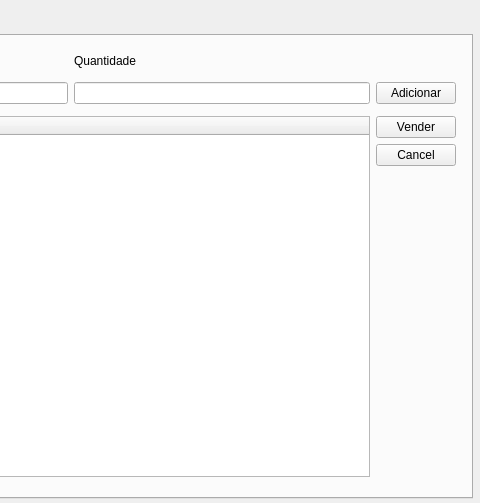
Old version of the form entradaeSaidasProduto/ES.ui in the repository bryanmanoel23/SoftwareGerenciamento; both pictures show x 337 to 817 and y 0 to 503 of the 817 by 503 pixel window.
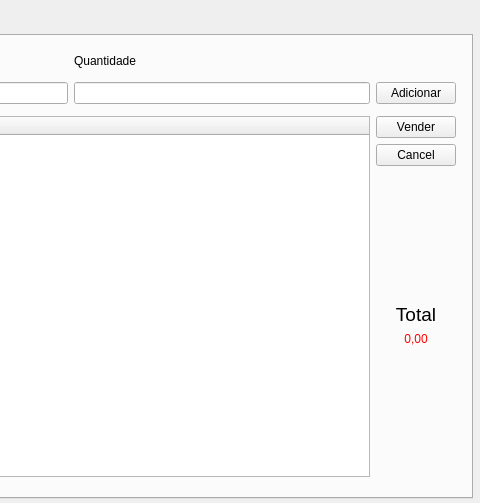
New version of the form.

```diff
--- a/entradaeSaidasProduto/ES.ui
+++ b/entradaeSaidasProduto/ES.ui
@@ -249,6 +249,33 @@
           </property>
          </spacer>
         </item>
+        <item>
+         <widget class="QLabel" name="label_2">
+          <property name="text">
+           <string>&lt;html&gt;&lt;head/&gt;&lt;body&gt;&lt;p align=&quot;center&quot;&gt;&lt;span style=&quot; font-size:14pt;&quot;&gt;Total&lt;/span&gt;&lt;/p&gt;&lt;/body&gt;&lt;/html&gt;</string>
+          </property>
+         </widget>
+        </item>
+        <item>
+         <widget class="QLabel" name="label">
+          <property name="text">
+           <string>&lt;html&gt;&lt;head/&gt;&lt;body&gt;&lt;p align=&quot;center&quot;&gt;&lt;span style=&quot; color:#ff0000;&quot;&gt;0,00&lt;/span&gt;&lt;/p&gt;&lt;/body&gt;&lt;/html&gt;</string>
+          </property>
+         </widget>
+        </item>
+        <item>
+         <spacer name="verticalSpacer_3">
+          <property name="orientation">
+           <enum>Qt::Vertical</enum>
+          </property>
+          <property name="sizeHint" stdset="0">
+           <size>
+            <width>20</width>
+            <height>40</height>
+           </size>
+          </property>
+         </spacer>
+        </item>
        </layout>
       </item>
      </layout>
```
